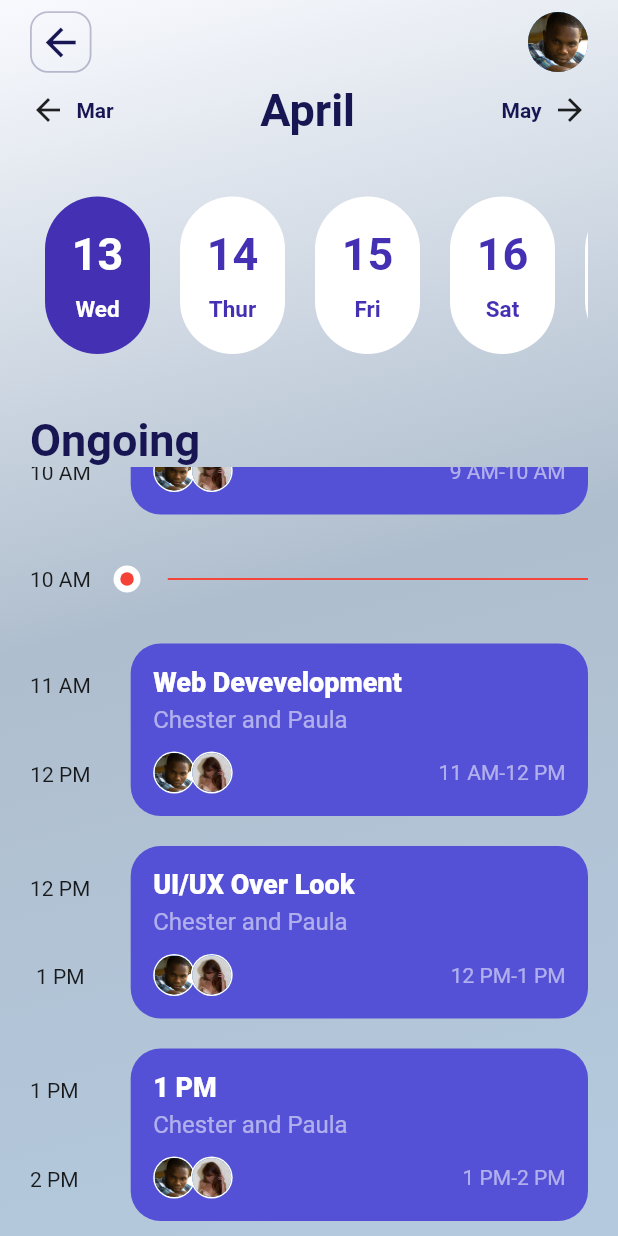
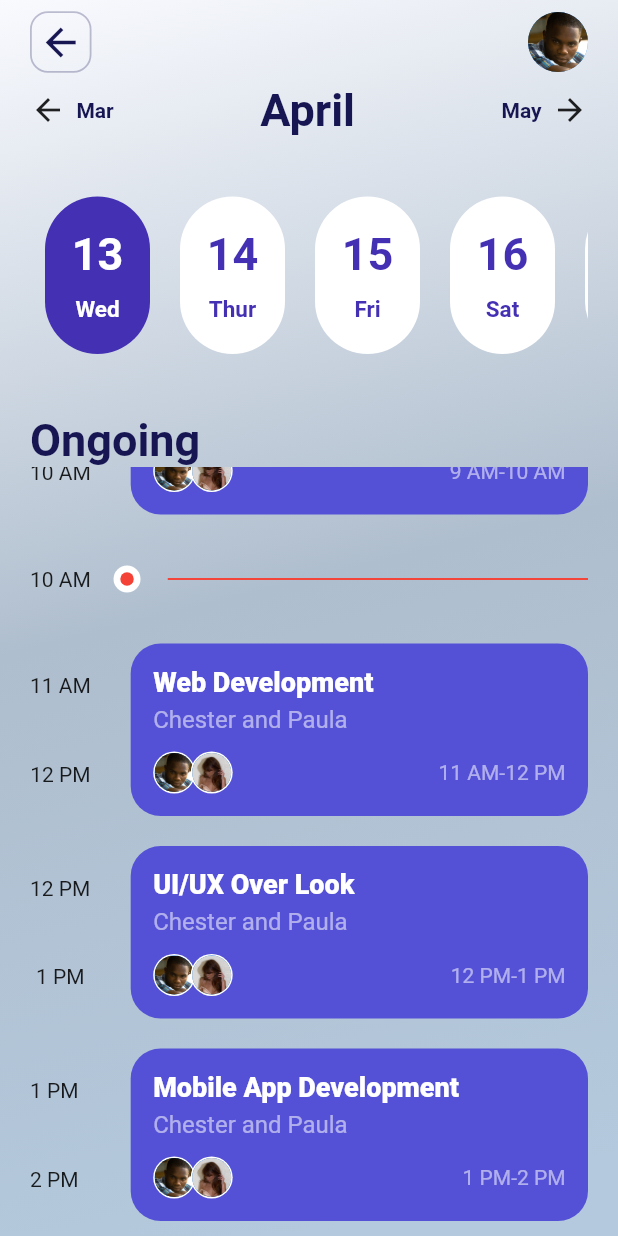
Before and after one commit to ceejayps/banking_app_2, a Flutter app: the screen it shows after launch, scrolled down 93 dp, on a phone screen of 412 x 824 dp. Run offline on Flutter 3.47's test engine with Material 2 defaults, Android fonts, the phone set to English and light mode, and no system bars; missing offline and left inert: dart:ffi.

Commit message:
Update ongoing.dart

```diff
--- a/lib/container/pages/ongoing.dart
+++ b/lib/container/pages/ongoing.dart
@@ -22,14 +22,18 @@ class _ongoingState extends State<ongoing> {
     "4 PM",
   ];
   List title = [
-    "Mobile App Devevelopment",
-    "Web Devevelopment",
-    "Web Devevelopment ",
+    "Mobile App Development",
+    "Web Development",
+    "Web Development",
     "UI/UX Over Look",
-    "1 PM",
-    "2 PM",
-    "3 PM",
-    "4 PM",
+    "Mobile App Development",
+    "Web Development",
+    "Web Development",
+    "UI/UX Over Look",
+    "Mobile App Development",
+    "Web Development",
+    "Web Development",
+    "UI/UX Over Look",
   ];
 
   @override
```
